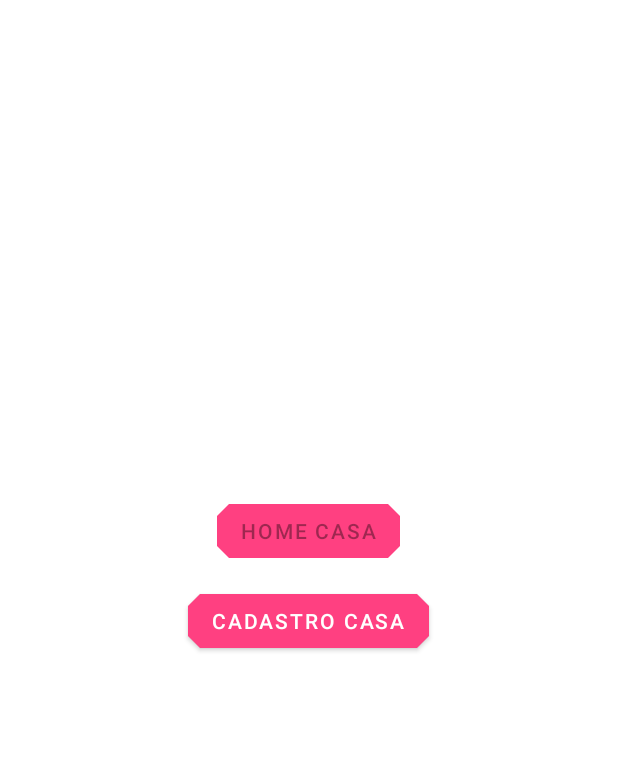
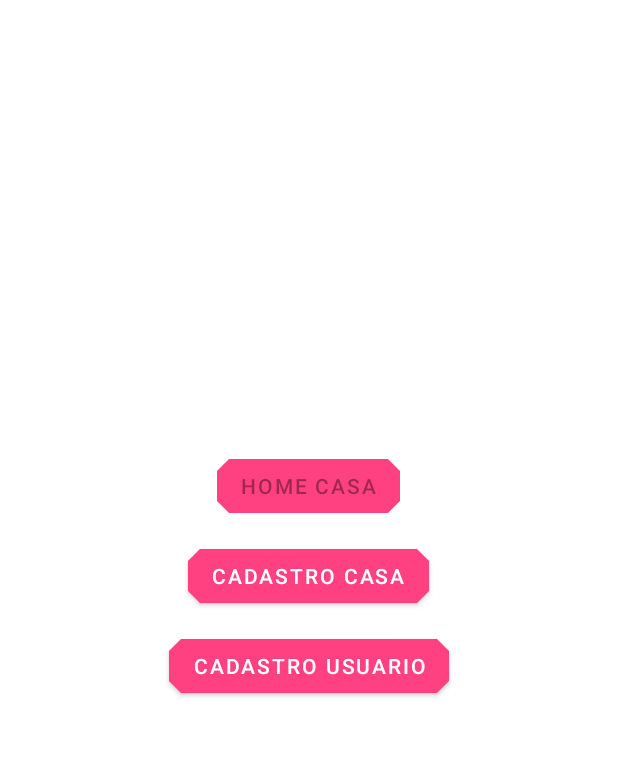
Before and after one commit to LucasDiasRodrigues/hometask, an Android app: the screen it shows after launch once a user with an empty profile is signed in (MainActivity), on a phone screen of 412 x 824 dp, the part 84-841 px from its top. Run offline under Robolectric (Android 15) with nearby library versions, the phone set to English and light mode, and no system bars; our stand-ins replace Firebase (no records; nobody signed in at launch, a user with empty details on screens opened directly); libraries missing offline, so code that uses them is left out: com.firebase.ui.

Commit message:
no message

```diff
--- /dev/null
+++ b/app/src/main/res/anim/frag_enter.xml
@@ -0,0 +1,8 @@
+<?xml version="1.0" encoding="utf-8"?>
+<set>
+    <alpha xmlns:android="http://schemas.android.com/apk/res/android"
+        android:fromAlpha="0"
+        android:toAlpha="1"
+        android:interpolator="@android:anim/decelerate_interpolator"
+        android:duration="@android:integer/config_shortAnimTime"/>
+</set>
--- /dev/null
+++ b/app/src/main/res/anim/frag_exit.xml
@@ -0,0 +1,8 @@
+<?xml version="1.0" encoding="utf-8"?>
+<set>
+    <alpha xmlns:android="http://schemas.android.com/apk/res/android"
+        android:fromAlpha="1"
+        android:toAlpha="0"
+        android:interpolator="@android:anim/accelerate_interpolator"
+        android:duration="@android:integer/config_shortAnimTime"/>
+</set>
--- a/app/src/main/res/layout/activity_main.xml
+++ b/app/src/main/res/layout/activity_main.xml
@@ -4,6 +4,7 @@
     xmlns:tools="http://schemas.android.com/tools"
     android:layout_width="match_parent"
     android:layout_height="match_parent"
+    android:fitsSystemWindows="true"
     tools:context=".MainActivity">
 
     <FrameLayout
@@ -29,8 +30,8 @@
             android:layout_width="match_parent"
             android:layout_height="match_parent"
             android:gravity="center"
-            android:visibility="gone"
-            android:orientation="vertical">
+            android:orientation="vertical"
+            android:visibility="gone">
 
             <com.google.android.material.button.MaterialButton
                 android:id="@+id/btnHomecasa"
@@ -50,12 +51,22 @@
                 android:text="Cadastro Casa"
                 app:backgroundTint="@color/colorAccent" />
 
+            <com.google.android.material.button.MaterialButton
+                android:id="@+id/btnCadastroUser"
+                android:layout_width="wrap_content"
+                android:layout_height="wrap_content"
+                android:layout_margin="6dp"
+                android:onClick="onClickCadastroUsuario"
+                android:text="Cadastro Usuario"
+                app:backgroundTint="@color/colorAccent" />
+
         </LinearLayout>
     </FrameLayout>
 
     <com.google.android.material.appbar.AppBarLayout
         android:layout_width="match_parent"
         android:layout_height="wrap_content"
+        android:fitsSystemWindows="true"
         android:theme="@style/AppTheme.AppBarOverlay"
         app:elevation="0dp">
 
@@ -68,18 +79,9 @@
 
     </com.google.android.material.appbar.AppBarLayout>
 
-
-    <!--    <com.google.android.material.floatingactionbutton.FloatingActionButton-->
-    <!--        android:id="@+id/fab"-->
-    <!--        android:layout_width="wrap_content"-->
-    <!--        android:layout_height="wrap_content"-->
-    <!--        android:layout_gravity="bottom|end"-->
-    <!--        android:onClick="onClickCadastrarCasa"-->
-    <!--        app:rippleColor="@color/colorPrimaryDark"-->
-    <!--        android:backgroundTint="@color/colorAccent"-->
-    <!--        android:layout_margin="@dimen/fab_margin"-->
-    <!--        app:srcCompat="@android:drawable/ic_dialog_email" />-->
-
-    <include layout="@layout/content_main" />
-
+    <FrameLayout
+        android:id="@+id/fragmentContainer"
+        android:layout_width="match_parent"
+        android:fitsSystemWindows="true"
+        android:layout_height="match_parent" />
 </androidx.coordinatorlayout.widget.CoordinatorLayout>
```
Also changed, not shown: app/src/main/java/com/lucas/hometask/MainActivity.java (+21 -20 lines), app/src/main/java/com/lucas/hometask/login/CadastroUsuarioFragment.java (+16 -5 lines), app/src/main/res/layout/fragment_cadastro_user.xml (+28 -21 lines).
